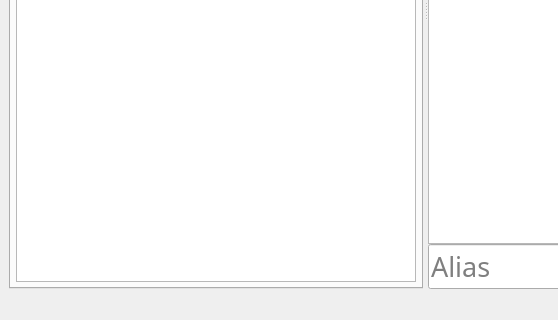
This is src/ui/home_window.ui in Appsmata/vSongbook-Desktop as Qt 5 draws it before an edit; both pictures show x 0 to 558 and y 301 to 621 of the 1073 by 621 pixel window. The edited form follows.
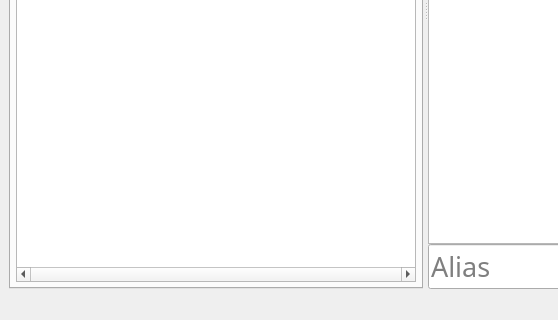
This is the edited form. Icons and pictures are not drawn.

```diff
--- a/src/ui/home_window.ui
+++ b/src/ui/home_window.ui
@@ -159,6 +159,9 @@
                 <pointsize>12</pointsize>
                </font>
               </property>
+              <property name="horizontalScrollBarPolicy">
+               <enum>Qt::ScrollBarAlwaysOn</enum>
+              </property>
              </widget>
             </item>
            </layout>
```
